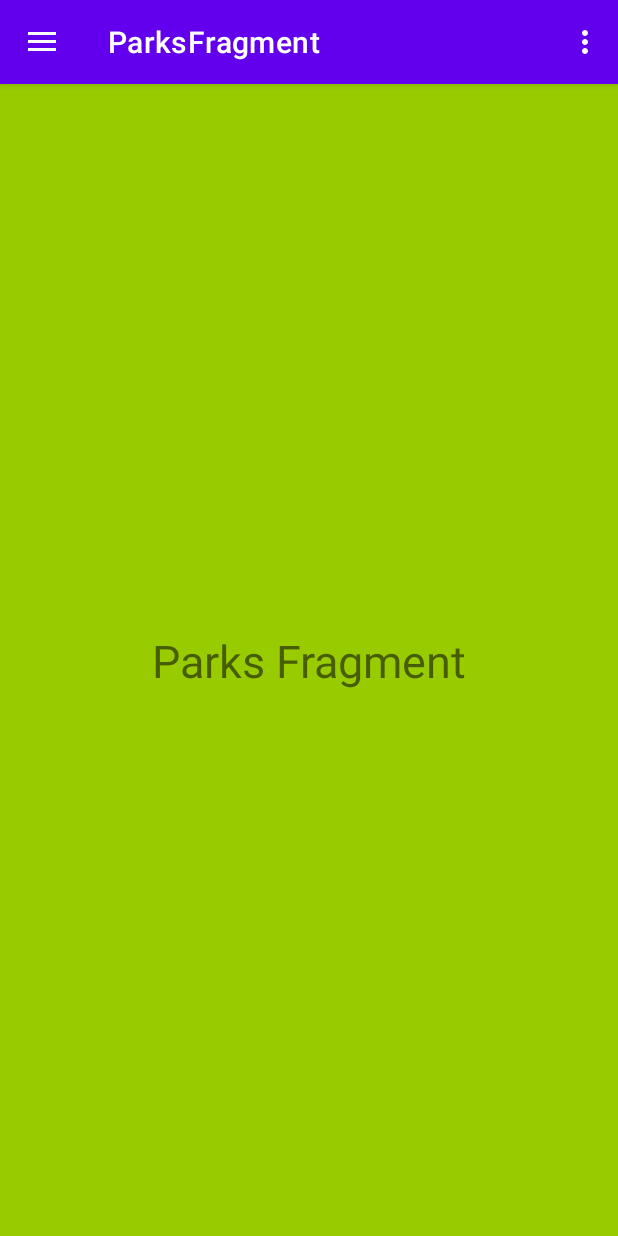
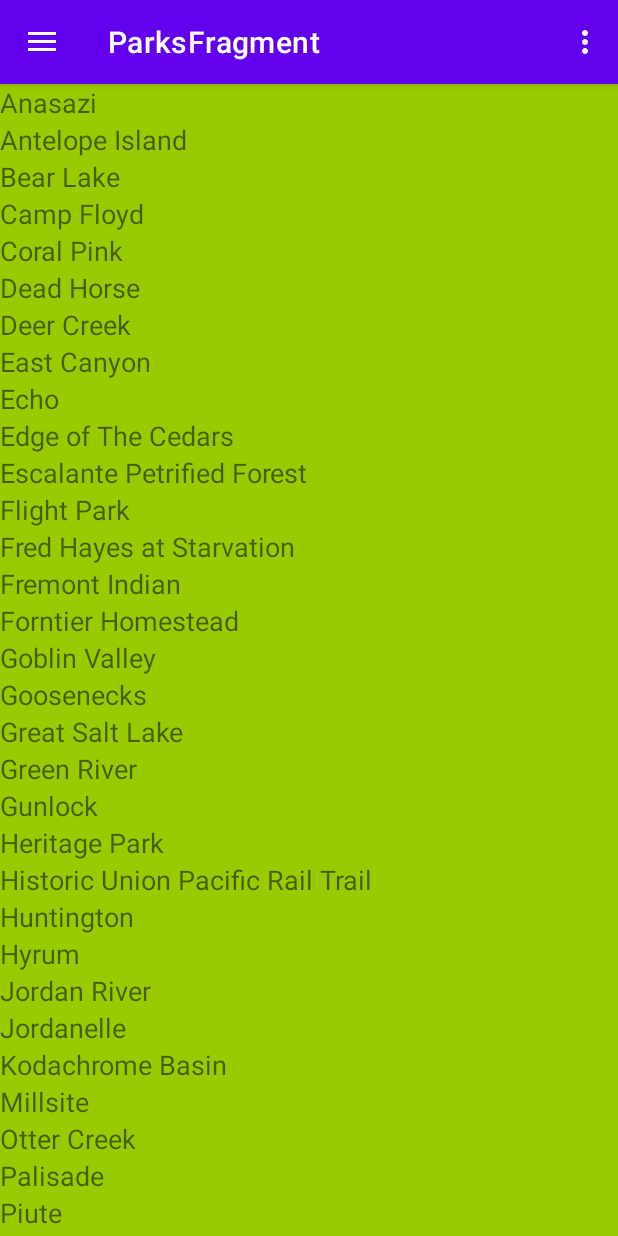
Before and after one commit to phinespec/state-parks, an Android app: the screen it shows after launch (MainActivity), in the side drawer, after a tap on "Parks", on a phone screen of 412 x 824 dp. Run offline under Robolectric (Android 15) with nearby library versions, the phone set to English and light mode, and no system bars; our stand-ins replace data binding, navigation-ui.

Commit message:
Fix the hamburger menu button so it opens nav drawer and add recycler view to parks fragment

```diff
--- a/app/build.gradle
+++ b/app/build.gradle
@@ -50,4 +50,5 @@ dependencies {
     testImplementation 'junit:junit:4.+'
     androidTestImplementation 'androidx.test.ext:junit:1.1.2'
     androidTestImplementation 'androidx.test.espresso:espresso-core:3.3.0'
+    implementation 'androidx.recyclerview:recyclerview:1.1.0'
 }
--- a/app/src/main/java/com/example/stateparks/MainActivity.kt
+++ b/app/src/main/java/com/example/stateparks/MainActivity.kt
@@ -40,13 +40,10 @@ class MainActivity : AppCompatActivity() {
         return true
     }
 
-    override fun onOptionsItemSelected(item: MenuItem): Boolean {
-        when(item.itemId) {
-            android.R.id.home -> {
-                onBackPressed()
-                return true
-            }
-        }
-        return super.onOptionsItemSelected(item)
+    override fun onSupportNavigateUp(): Boolean {
+        val navController = findNavController(R.id.nav_host_fragment)
+        return navController.navigateUp(appBarConfiguration) || super.onSupportNavigateUp()
     }
+
+
 }
--- /dev/null
+++ b/app/src/main/java/com/example/stateparks/adapters/ParksRecyclerAdapter.kt
@@ -0,0 +1,35 @@
+package com.example.stateparks.adapters
+
+import android.view.LayoutInflater
+import android.view.View
+import android.view.ViewGroup
+import android.widget.TextView
+import androidx.recyclerview.widget.RecyclerView
+import com.example.stateparks.R
+
+class ParksRecyclerAdapter(val parksList: Array<String>) :
+        RecyclerView.Adapter<ParksRecyclerAdapter.ParksViewHolder>() {
+
+    class ParksViewHolder(itemView: View) : RecyclerView.ViewHolder(itemView) {
+        private val parksTextView: TextView = itemView.findViewById(R.id.parks_text)
+
+        fun bind(parkName: String) {
+            parksTextView.text = parkName
+        }
+    }
+
+    override fun onCreateViewHolder(parent: ViewGroup, viewType: Int): ParksViewHolder {
+        val view = LayoutInflater.from(parent.context)
+            .inflate(R.layout.parks_item, parent, false)
+
+        return ParksViewHolder(view)
+    }
+
+    override fun getItemCount(): Int {
+        return parksList.size
+    }
+
+    override fun onBindViewHolder(holder: ParksViewHolder, position: Int) {
+        holder.bind(parksList[position])
+    }
+}
--- /dev/null
+++ b/app/src/main/java/com/example/stateparks/data/ParksData.kt
@@ -0,0 +1,10 @@
+package com.example.stateparks.data
+
+import android.content.Context
+import com.example.stateparks.R
+
+class ParksData(val context: Context) {
+    fun getParksList(): Array<String> {
+        return context.resources.getStringArray(R.array.parks_array)
+    }
+}
--- a/app/src/main/java/com/example/stateparks/view/parks/ParksFragment.kt
+++ b/app/src/main/java/com/example/stateparks/view/parks/ParksFragment.kt
@@ -6,7 +6,10 @@ import android.view.View
 import android.view.ViewGroup
 import androidx.databinding.DataBindingUtil
 import androidx.fragment.app.Fragment
+import androidx.recyclerview.widget.RecyclerView
 import com.example.stateparks.R
+import com.example.stateparks.adapters.ParksRecyclerAdapter
+import com.example.stateparks.data.ParksData
 import com.example.stateparks.databinding.FragmentParksBinding
 
 class ParksFragment : Fragment() {
@@ -18,6 +21,11 @@ class ParksFragment : Fragment() {
         val binding: FragmentParksBinding = DataBindingUtil.inflate(
                 inflater, R.layout.fragment_parks, container, false)
 
+        val parksList = ParksData(requireContext()).getParksList()
+
+        val recyclerView: RecyclerView = binding.parksRecyclerView
+        recyclerView.adapter = ParksRecyclerAdapter(parksList)
+
         return binding.root
     }
 
--- /dev/null
+++ b/app/src/main/res/drawable/ic_baseline_house_siding_24.xml
@@ -0,0 +1,5 @@
+<vector android:alpha="0.8" android:height="24dp"
+    android:tint="?attr/colorControlNormal" android:viewportHeight="24"
+    android:viewportWidth="24" android:width="24dp" xmlns:android="http://schemas.android.com/apk/res/android">
+    <path android:fillColor="@android:color/white" android:pathData="M19,12h3L12,3L2,12h3v8h2v-2h10v2h2V12zM7.21,10h9.58L17,10.19V12H7v-1.81L7.21,10zM14.57,8H9.43L12,5.69L14.57,8zM7,16v-2h10v2H7z"/>
+</vector>
--- a/app/src/main/res/layout/fragment_parks.xml
+++ b/app/src/main/res/layout/fragment_parks.xml
@@ -11,16 +11,12 @@
         android:background="@android:color/holo_green_light"
         tools:context=".view.parks.ParksFragment">
 
-        <TextView
-            android:layout_width="wrap_content"
-            android:layout_height="wrap_content"
-            android:text="Parks Fragment"
-            android:textSize="30sp"
-            app:layout_constraintBottom_toBottomOf="parent"
-            app:layout_constraintEnd_toEndOf="parent"
-            app:layout_constraintHorizontal_bias="0.5"
-            app:layout_constraintStart_toStartOf="parent"
-            app:layout_constraintTop_toTopOf="parent" />
+
+        <androidx.recyclerview.widget.RecyclerView
+            android:id="@+id/parksRecyclerView"
+            android:layout_width="match_parent"
+            android:layout_height="match_parent"
+            app:layoutManager="androidx.recyclerview.widget.LinearLayoutManager" />
 
     </androidx.constraintlayout.widget.ConstraintLayout>
 </layout>
--- /dev/null
+++ b/app/src/main/res/layout/parks_item.xml
@@ -0,0 +1,16 @@
+<?xml version="1.0" encoding="utf-8"?>
+<FrameLayout xmlns:android="http://schemas.android.com/apk/res/android"
+    xmlns:app="http://schemas.android.com/apk/res-auto"
+    xmlns:tools="http://schemas.android.com/tools"
+    android:layout_width="match_parent"
+    android:layout_height="wrap_content">
+
+    <TextView
+        android:id="@+id/parks_text"
+        android:layout_width="wrap_content"
+        android:layout_height="wrap_content"
+        android:text="TextView"
+        android:textSize="18dp" />
+
+
+</FrameLayout>
--- a/app/src/main/res/menu/nav_drawer_menu.xml
+++ b/app/src/main/res/menu/nav_drawer_menu.xml
@@ -12,7 +12,7 @@
         <item
             android:id="@+id/parksFragment"
             android:title="Parks"
-            android:icon="@drawable/ic_baseline_home_24"/>
+            android:icon="@drawable/ic_baseline_house_siding_24"/>
 
         <item
             android:id="@+id/activitiesFragment"
--- a/app/src/main/res/values/strings.xml
+++ b/app/src/main/res/values/strings.xml
@@ -2,4 +2,51 @@
     <string name="app_name">stateParks</string>
     <string name="open">Open</string>
     <string name="close">Close</string>
+
+    <string-array name="parks_array">
+        <item>Anasazi</item>
+        <item>Antelope Island</item>
+        <item>Bear Lake</item>
+        <item>Camp Floyd</item>
+        <item>Coral Pink</item>
+        <item>Dead Horse</item>
+        <item>Deer Creek</item>
+        <item>East Canyon</item>
+        <item>Echo</item>
+        <item>Edge of The Cedars</item>
+        <item>Escalante Petrified Forest</item>
+        <item>Flight Park</item>
+        <item>Fred Hayes at Starvation</item>
+        <item>Fremont Indian</item>
+        <item>Forntier Homestead</item>
+        <item>Goblin Valley</item>
+        <item>Goosenecks</item>
+        <item>Great Salt Lake</item>
+        <item>Green River</item>
+        <item>Gunlock</item>
+        <item>Heritage Park</item>
+        <item>Historic Union Pacific Rail Trail</item>
+        <item>Huntington</item>
+        <item>Hyrum</item>
+        <item>Jordan River</item>
+        <item>Jordanelle</item>
+        <item>Kodachrome Basin</item>
+        <item>Millsite</item>
+        <item>Otter Creek</item>
+        <item>Palisade</item>
+        <item>Piute</item>
+        <item>Quail Creek</item>
+        <item>Red Fleet</item>
+        <item>Rockport</item>
+        <item>Sand Hollow</item>
+        <item>Scofield</item>
+        <item>Snow Canyon</item>
+        <item>Steinaker</item>
+        <item>Territorial Statehouse</item>
+        <item>Utah Field House</item>
+        <item>Utah Lake</item>
+        <item>Wasatch Mountain</item>
+        <item>Willard Bay</item>
+        <item>Yuba</item>
+    </string-array>
 </resources>
```
